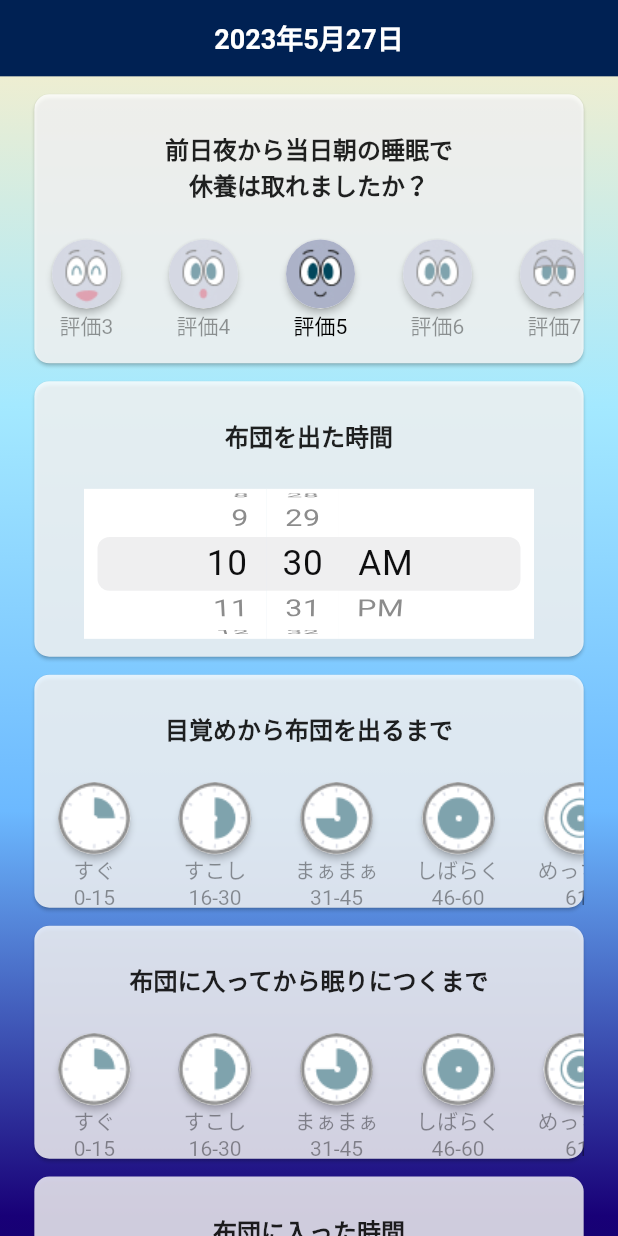
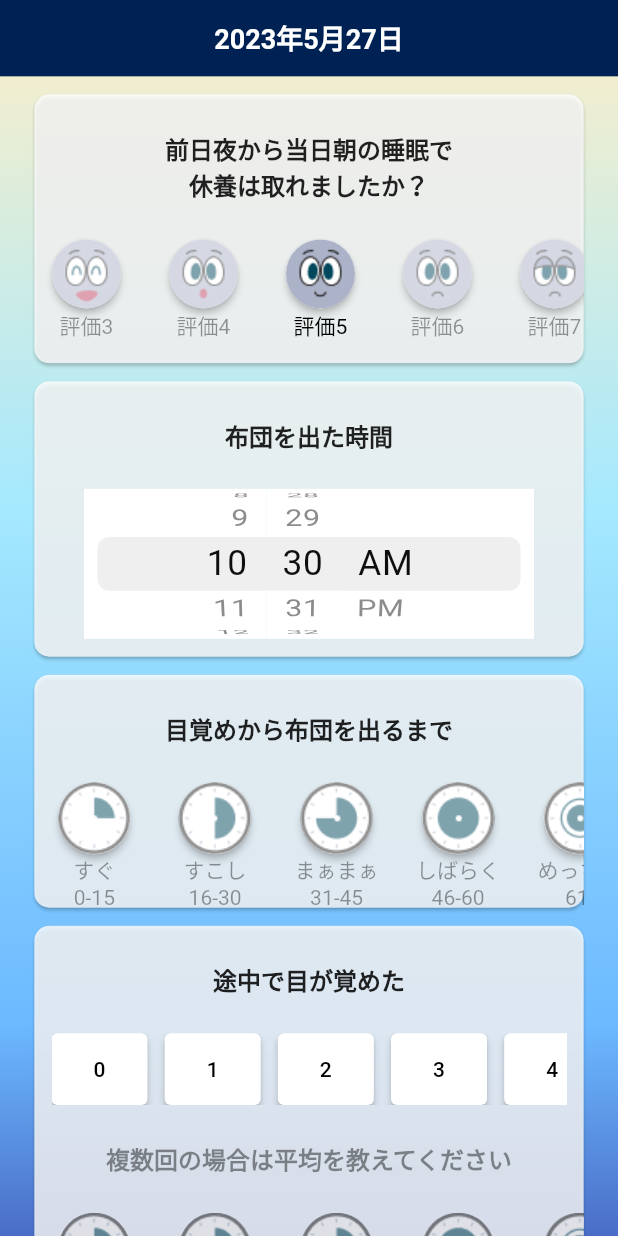
Before and after one commit to codeforjapan/Gussuri, a Flutter app: the Input screen opened directly, on a phone screen of 412 x 824 dp. Run offline on Flutter 3.47's test engine with Material 2 defaults, Android fonts, the phone set to English and light mode, and no system bars; our stand-ins replace cloud_firestore, device_info_plus, firebase_core, flutter_hooks, flutter_screenutil, table_calendar; accounts and stored records are empty; generated files the repository leaves out were written again.

Commit message:
feat: add mid awake form

```diff
--- /dev/null
+++ b/lib/component/awake_form.dart
@@ -0,0 +1,98 @@
+import 'package:flutter/cupertino.dart';
+import 'package:flutter_screenutil/flutter_screenutil.dart';
+import 'package:flutter/material.dart';
+import 'package:gussuri/component/image_buttons.dart';
+
+class AwakeForm extends StatefulWidget {
+  final ValueChanged<int?>? onChangedTimes;
+  final ValueChanged<String?>? onChangedSlide;
+
+  const AwakeForm({super.key, this.onChangedTimes, this.onChangedSlide});
+
+  @override
+  AwakeFormState createState() => AwakeFormState();
+}
+
+class AwakeFormState extends State<AwakeForm> with TickerProviderStateMixin {
+  List<bool> isSelected = List.generate(10, (i) => false);
+  bool isChecked = false;
+  late final Function(int?) submitOnChangedTimes;
+  late final Function(String?) submitOnChangedSlide;
+
+  @override
+  void initState() {
+    super.initState();
+    if (widget.onChangedTimes != null) {
+      submitOnChangedTimes = widget.onChangedTimes!;
+    }
+    if (widget.onChangedSlide != null) {
+      submitOnChangedSlide = widget.onChangedSlide!;
+    }
+  }
+
+  @override
+  Widget build(BuildContext context) {
+    return Card(
+        margin: EdgeInsets.only(top: 10.h, right: 20.w, left: 20.w),
+        color: Colors.white.withOpacity(0.8),
+        shape: RoundedRectangleBorder(borderRadius: BorderRadius.circular(10)),
+        child: Column(children: [
+          Padding(
+            padding: EdgeInsets.symmetric(vertical: 20.h),
+            child: const Text(
+              '途中で目が覚めた',
+              textAlign: TextAlign.center,
+              style: TextStyle(fontSize: 16, fontWeight: FontWeight.bold),
+            ),
+          ),
+          Container(
+            margin: EdgeInsets.symmetric(horizontal: 10.w),
+            child: SizedBox(
+              height: 40.h,
+              child: ListView.separated(
+                shrinkWrap: true,
+                scrollDirection: Axis.horizontal,
+                itemCount: isSelected.length,
+                itemBuilder: (context, index) {
+                  return ElevatedButton(
+                    onPressed: () {
+                      setState(() {
+                        isSelected = List.generate(11, (index) => false);
+                        isSelected[index] = true;
+                        isChecked = true;
+                        submitOnChangedTimes(index);
+                      });
+                    },
+                    style:
+                    ElevatedButton.styleFrom(
+                        foregroundColor: Colors.black, backgroundColor: Colors.white
+                    ),
+                    child: Text('$index'),
+                  );
+                },
+                separatorBuilder: (context, index) {
+                  return Padding(padding: EdgeInsets.all(5.w));
+                },
+              ),
+            ),
+          ),
+          Padding(
+              padding: EdgeInsets.symmetric(vertical: 20.h),
+              child: Opacity(
+                opacity: isChecked ? 1 : 0.5,
+                child: const Text(
+                  '複数回の場合は平均を教えてください',
+                  textAlign: TextAlign.center,
+                  style: TextStyle(fontSize: 16, fontWeight: FontWeight.bold),
+                ),
+              )),
+          ImageButton(
+            disabled: !isChecked,
+              onChanged: (value) {
+            setState(() {
+              submitOnChangedSlide(value);
+            });
+          })
+        ]));
+  }
+}
--- a/lib/component/image_buttons.dart
+++ b/lib/component/image_buttons.dart
@@ -4,8 +4,9 @@ import 'package:flutter/material.dart';
 
 class ImageButton extends StatefulWidget {
   final ValueChanged<String?>? onChanged;
+  final bool disabled;
 
-  const ImageButton({super.key, this.onChanged});
+  const ImageButton({super.key, this.onChanged, this.disabled = false});
 
   @override
   ImageButtonState createState() => ImageButtonState();
@@ -15,6 +16,7 @@ class ImageButtonState extends State<ImageButton>
     with TickerProviderStateMixin {
   List<bool> isSelected = List.generate(5, (i) => false);
   late final Function(String?) submitOnChanged;
+  bool disabled = false;
   final List<String> values = [
     'すぐ\n0-15',
     'すこし\n16-30',
@@ -33,6 +35,8 @@ class ImageButtonState extends State<ImageButton>
 
   @override
   Widget build(BuildContext context) {
+    disabled = widget.disabled;
+
     return SizedBox(
       height: 70.h,
       child: ListView.builder(
@@ -43,17 +47,18 @@ class ImageButtonState extends State<ImageButton>
             return Column(
               children: [
                 ElevatedButton(
-                  onPressed: () {
-                    setState(() {
-                      isSelected = List.generate(5, (index) => false);
-                      isSelected[index] = true;
-                      submitOnChanged(values[index]);
-                    });
-                  },
+                  onPressed: disabled == false
+                      ? () {
+                          setState(() {
+                            isSelected = List.generate(5, (index) => false);
+                            isSelected[index] = true;
+                            submitOnChanged(values[index]);
+                          });
+                        }
+                      : null,
                   style: ElevatedButton.styleFrom(
                       shape: const CircleBorder(),
-                      backgroundColor: Colors.white
-                  ),
+                      backgroundColor: Colors.white),
                   child: ClipOval(
                       child: Opacity(
                           opacity: isSelected[index] ? 1 : 0.5,
--- a/lib/input.dart
+++ b/lib/input.dart
@@ -1,6 +1,7 @@
 import 'package:flutter/material.dart';
 import 'package:flutter_screenutil/flutter_screenutil.dart';
 import 'package:gussuri/component/TimePicker.dart';
+import 'package:gussuri/component/awake_form.dart';
 import 'package:gussuri/component/gradient_box.dart';
 import 'package:gussuri/component/image_buttons.dart';
 import 'package:gussuri/component/input_card.dart';
@@ -73,6 +74,18 @@ class _InputState extends State<Input> {
                         _sleepyData['SOL'] = value;
                       });
                     })),
+            AwakeForm(
+              onChangedTimes: (value) {
+                setState(() {
+                  _sleepyData['NOA'] = value;
+                });
+              },
+              onChangedSlide: (value) {
+                setState(() {
+                  _sleepyData['WASO'] = value;
+                });
+              },
+            ),
             InputCard(
                 title: '布団に入ってから眠りにつくまで',
                 form: ImageButton(
```
